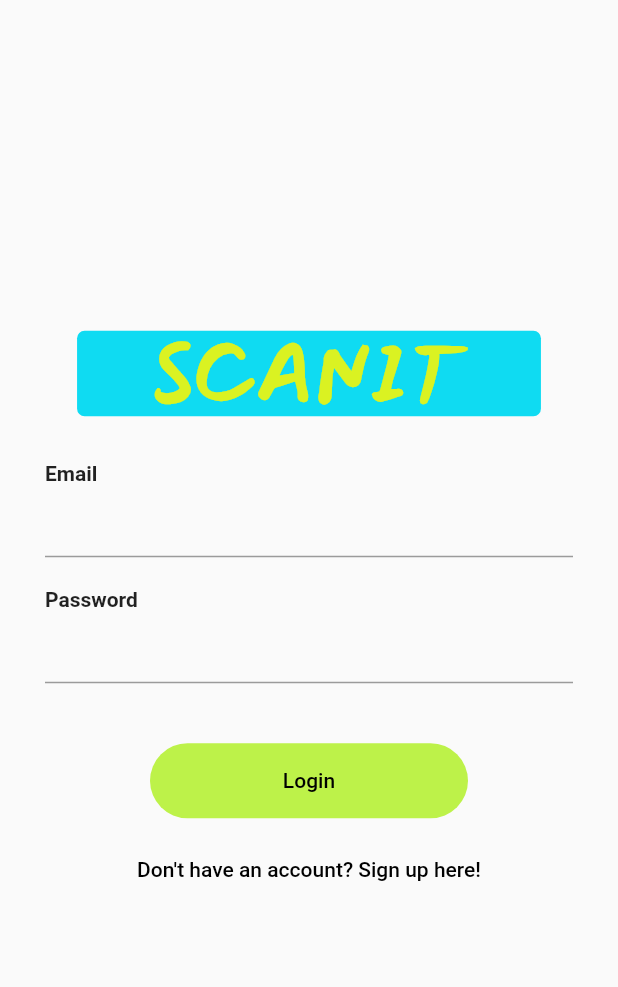
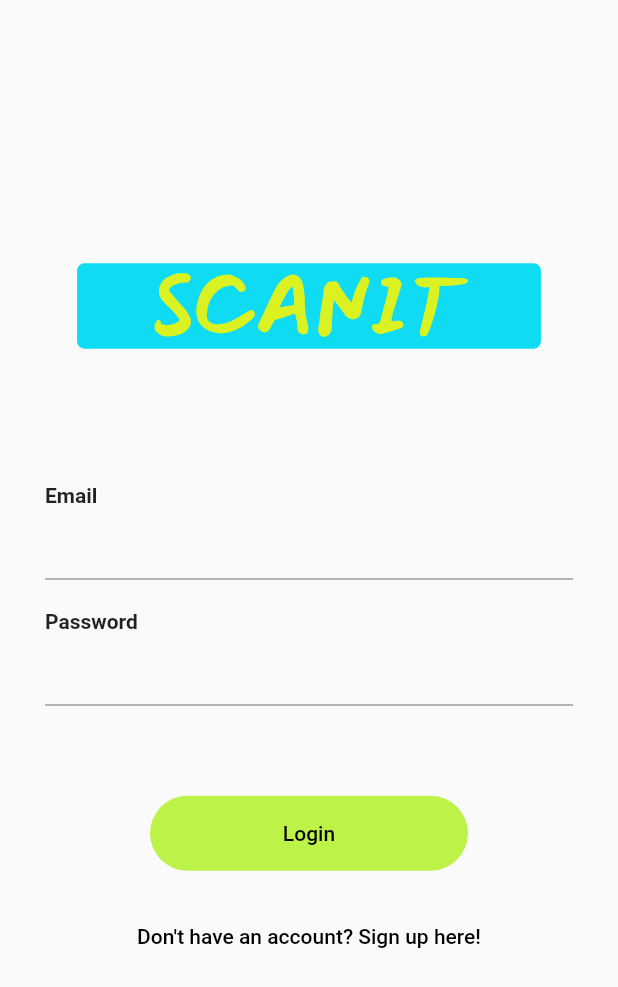
Before and after one commit to AndresGutierrez01/ScanIt, a Flutter app: the screen it shows after launch, on a phone screen of 412 x 824 dp. Shown: the top 987 px of the screen. Run offline on Flutter 3.47's test engine with Material 2 defaults, Android fonts, the phone set to English and light mode, and no system bars.

Commit message:
added login page padding

```diff
--- a/MobileApp/scanit/lib/pages/Login.dart
+++ b/MobileApp/scanit/lib/pages/Login.dart
@@ -28,12 +28,15 @@ class LoginState extends State<Login> {
           child: Center(
         child: SingleChildScrollView(
           child: Column(
-            mainAxisAlignment: MainAxisAlignment.spaceBetween,
+            mainAxisAlignment: MainAxisAlignment.spaceEvenly,
             crossAxisAlignment: CrossAxisAlignment.center,
             children: <Widget>[
               MainBanner(),
+              Padding(padding: EdgeInsets.all(30),),
               LoginForm(emailController: email,passwordController: password,),
+              Padding(padding: EdgeInsets.all(10),),
               FormButton(text: "Login", onTap: login),
+              Padding(padding: EdgeInsets.all(5),),
               TextButton(text: "Don't have an account? Sign up here!", onTap: signUp,)
             ],
           ),
```
